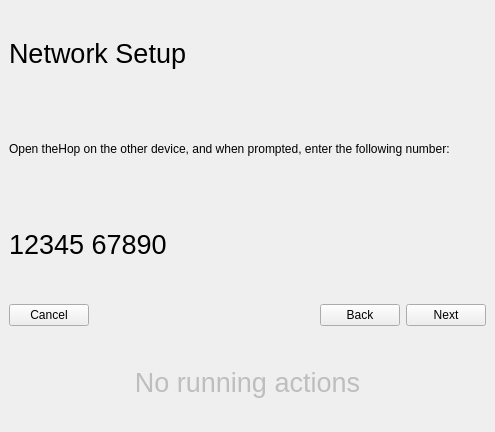
Old version of the form transferto.ui in the repository vicr123/thehop.
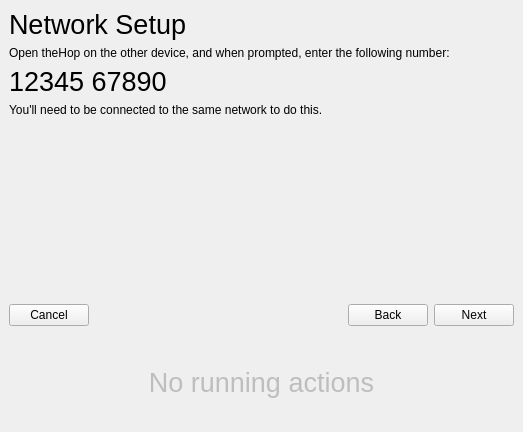
New version of the form. Icons and pictures are not drawn. Custom widgets are drawn as their Qt base class.

```diff
--- a/transferto.ui
+++ b/transferto.ui
@@ -6,7 +6,7 @@
    <rect>
     <x>0</x>
     <y>0</y>
-    <width>495</width>
+    <width>523</width>
     <height>432</height>
    </rect>
   </property>
@@ -114,6 +114,9 @@
      </widget>
      <widget class="QWidget" name="page_2"/>
      <widget class="QWidget" name="page_3">
+      <property name="autoFillBackground">
+       <bool>true</bool>
+      </property>
       <layout class="QVBoxLayout" name="verticalLayout_5">
        <item>
         <widget class="QLabel" name="label_3">
@@ -149,6 +152,26 @@
          </property>
         </widget>
        </item>
+       <item>
+        <widget class="QLabel" name="label_5">
+         <property name="text">
+          <string>You'll need to be connected to the same network to do this.</string>
+         </property>
+        </widget>
+       </item>
+       <item>
+        <spacer name="verticalSpacer_2">
+         <property name="orientation">
+          <enum>Qt::Vertical</enum>
+         </property>
+         <property name="sizeHint" stdset="0">
+          <size>
+           <width>20</width>
+           <height>40</height>
+          </size>
+         </property>
+        </spacer>
+       </item>
       </layout>
      </widget>
     </widget>
```
Left out of the diff: 24 changed lines with no effect on the pictures.
